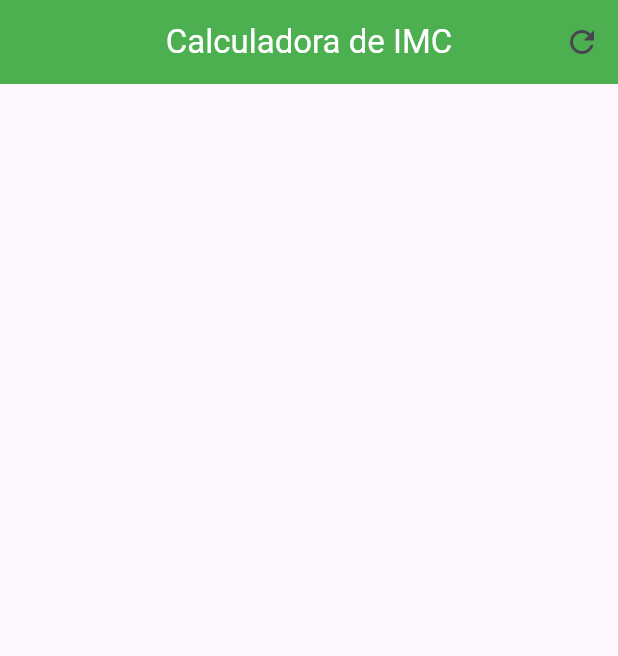
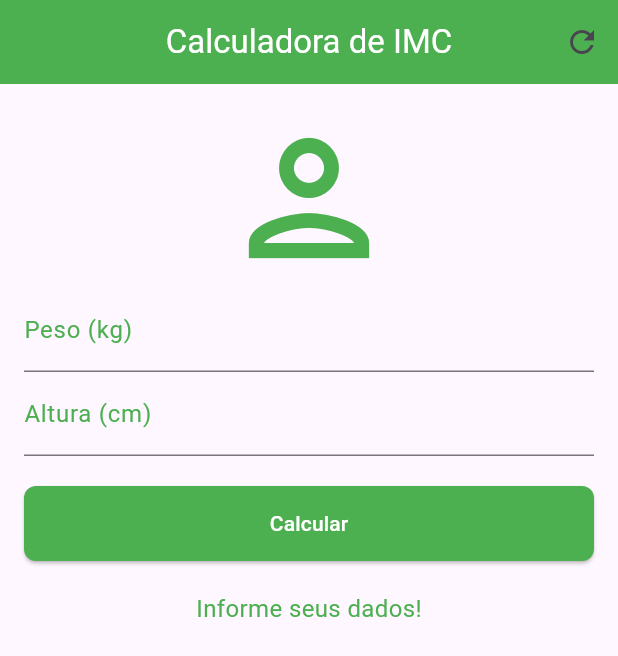
Before and after one commit to joaolucas2012/calculadora_de_imc, a Flutter app: the screen it shows after launch, on a phone screen of 412 x 824 dp. Shown: the top 656 px of the screen. Run offline on Flutter 3.47's test engine with Material 3 defaults, Android fonts, the phone set to English and light mode, and no system bars.

Commit message:
#2 :rocket: [FEAT] Implement the home page layout

```diff
--- a/lib/main.dart
+++ b/lib/main.dart
@@ -1,4 +1,5 @@
 import 'package:flutter/material.dart';
+import 'package:flutter_application_1/pages/home_page_form.dart';
 
 void main() {
   runApp(const MaterialApp(
@@ -29,6 +30,7 @@ class _HomeState extends State<Home> {
           IconButton(onPressed: () {}, icon: const Icon(Icons.refresh)),
         ],
       ),
+      body: const HomePageForm(),
     );
   }
 }
--- /dev/null
+++ b/lib/pages/home_page_form.dart
@@ -0,0 +1,40 @@
+import 'package:flutter/material.dart';
+import 'package:flutter_application_1/widgets/button.dart';
+import 'package:flutter_application_1/widgets/input.dart';
+
+class HomePageForm extends StatefulWidget {
+  const HomePageForm({super.key});
+
+  @override
+  State<HomePageForm> createState() => _HomePageFormState();
+}
+
+class _HomePageFormState extends State<HomePageForm> {
+  @override
+  Widget build(BuildContext context) {
+    return const Padding(
+      padding: EdgeInsets.all(16.0),
+      child: Column(
+        children: <Widget>[
+          Center(
+            child: Icon(
+              Icons.person_outlined,
+              size: 120,
+              color: Colors.green,
+            ),
+          ),
+          Input(text: "Peso (kg)"),
+          Input(text: "Altura (cm)"),
+          Button(title: "Calcular"),
+          Text(
+            "Informe seus dados!",
+            style: TextStyle(
+              color: Colors.green,
+              fontSize: 16,
+            ),
+          )
+        ],
+      ),
+    );
+  }
+}
--- /dev/null
+++ b/lib/widgets/button.dart
@@ -0,0 +1,44 @@
+import 'package:flutter/material.dart';
+
+class Button extends StatelessWidget {
+  final String title;
+
+  const Button({Key? key, required this.title}) : super(key: key);
+
+  @override
+  Widget build(BuildContext context) {
+    return Padding(
+      padding: const EdgeInsets.symmetric(vertical: 20),
+      child: Row(
+        children: [
+          Expanded(
+            child: ElevatedButton(
+              onPressed: () {},
+              style: ButtonStyle(
+                padding: const MaterialStatePropertyAll(
+                  EdgeInsets.symmetric(
+                    vertical: 15,
+                  ),
+                ),
+                shape: MaterialStatePropertyAll(
+                  RoundedRectangleBorder(
+                    borderRadius: BorderRadius.circular(8),
+                  ),
+                ),
+                backgroundColor: const MaterialStatePropertyAll(
+                  Colors.green,
+                ),
+              ),
+              child: Text(
+                title,
+                style: const TextStyle(
+                  color: Colors.white,
+                ),
+              ),
+            ),
+          ),
+        ],
+      ),
+    );
+  }
+}
--- /dev/null
+++ b/lib/widgets/input.dart
@@ -0,0 +1,20 @@
+import 'package:flutter/material.dart';
+
+class Input extends StatelessWidget {
+  final String text;
+
+  const Input({Key? key, required this.text}) : super(key: key);
+
+  @override
+  Widget build(BuildContext context) {
+    return TextField(
+      decoration: InputDecoration(
+          label: Text(
+        text,
+        style: const TextStyle(
+          color: Colors.green,
+        ),
+      )),
+    );
+  }
+}
```
Also changed, not shown: 1 other file.
